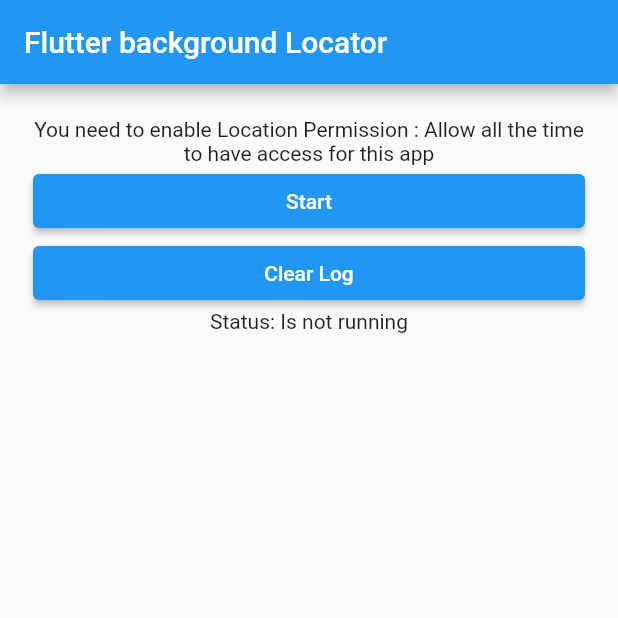
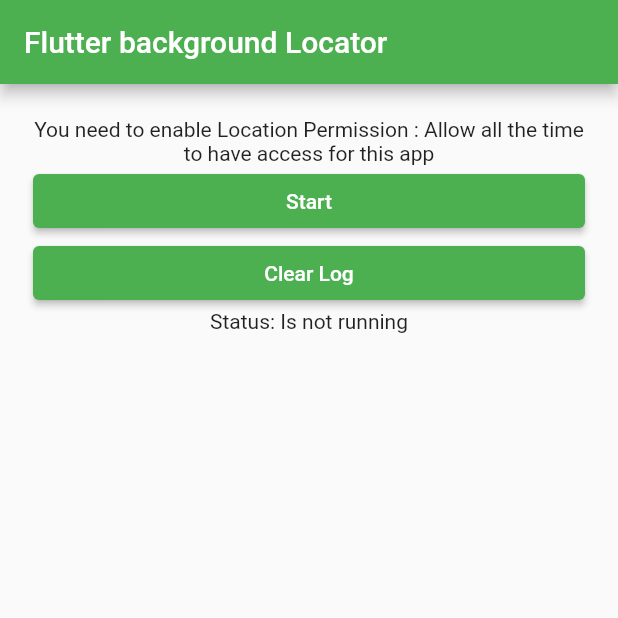
Before and after one commit to rmRizki/background_location, a Flutter app: the screen it shows after launch, on a phone screen of 412 x 824 dp, the top half of it. Run offline on Flutter 3.47's test engine with Material 2 defaults, Android fonts, the phone set to English and light mode, and no system bars; our stand-ins replace permission_handler, shared_preferences; missing offline and left inert: background_locator, map_launcher.

Commit message:
Update theme color

```diff
--- a/lib/main.dart
+++ b/lib/main.dart
@@ -26,8 +26,9 @@ class MyApp extends StatelessWidget {
 
   @override
   Widget build(BuildContext context) {
-    return const MaterialApp(
-      home: HomePage(),
+    return MaterialApp(
+      theme: ThemeData(primarySwatch: Colors.green),
+      home: const HomePage(),
     );
   }
 }
```
